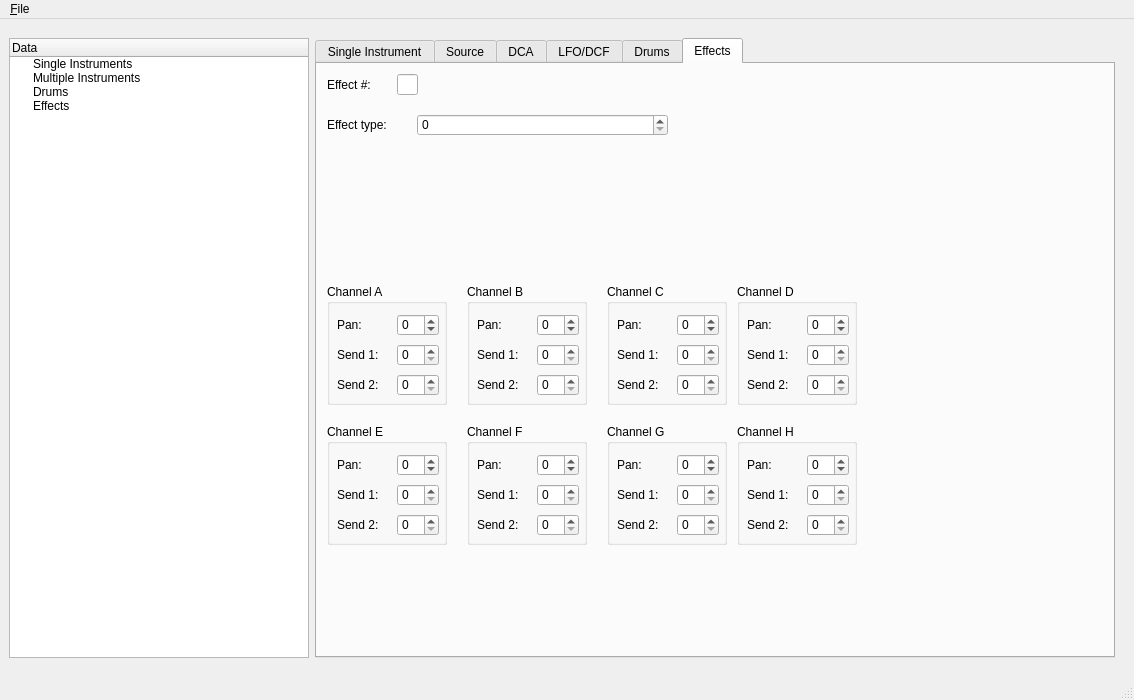
Old version of the form kawai_app/form.ui in the repository ocordes/kawai-k4.
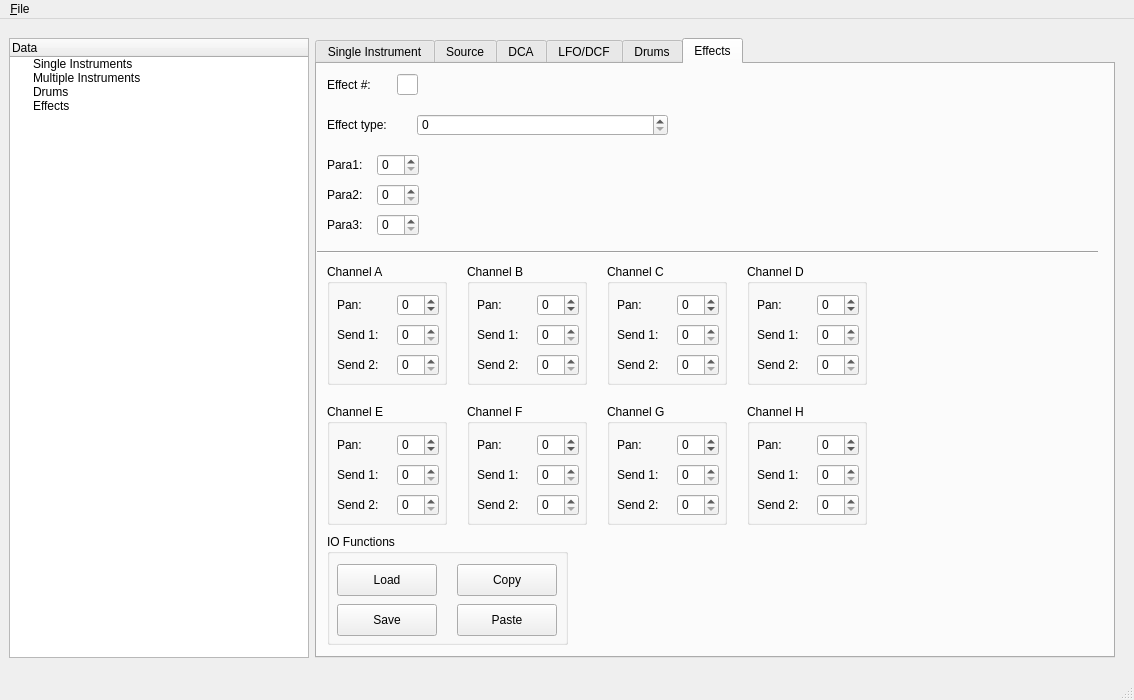
New version of the form. Custom widgets are drawn as their Qt base class.

Commit message: - finished with effects - change some basics - work on save function

Diff of the .ui file:
```diff
--- a/kawai_app/form.ui
+++ b/kawai_app/form.ui
@@ -4139,7 +4139,7 @@
           <property name="geometry">
            <rect>
             <x>10</x>
-            <y>220</y>
+            <y>200</y>
             <width>120</width>
             <height>121</height>
            </rect>
@@ -4227,7 +4227,7 @@
           <property name="geometry">
            <rect>
             <x>150</x>
-            <y>220</y>
+            <y>200</y>
             <width>120</width>
             <height>121</height>
            </rect>
@@ -4315,7 +4315,7 @@
           <property name="geometry">
            <rect>
             <x>290</x>
-            <y>220</y>
+            <y>200</y>
             <width>120</width>
             <height>121</height>
            </rect>
@@ -4402,8 +4402,8 @@
          <widget class="QGroupBox" name="groupBox_17">
           <property name="geometry">
            <rect>
-            <x>420</x>
-            <y>220</y>
+            <x>430</x>
+            <y>200</y>
             <width>120</width>
             <height>121</height>
            </rect>
@@ -4491,7 +4491,7 @@
           <property name="geometry">
            <rect>
             <x>10</x>
-            <y>360</y>
+            <y>340</y>
             <width>120</width>
             <height>121</height>
            </rect>
@@ -4579,7 +4579,7 @@
           <property name="geometry">
            <rect>
             <x>150</x>
-            <y>360</y>
+            <y>340</y>
             <width>120</width>
             <height>121</height>
            </rect>
@@ -4667,7 +4667,7 @@
           <property name="geometry">
            <rect>
             <x>290</x>
-            <y>360</y>
+            <y>340</y>
             <width>120</width>
             <height>121</height>
            </rect>
@@ -4754,8 +4754,8 @@
          <widget class="QGroupBox" name="groupBox_21">
           <property name="geometry">
            <rect>
-            <x>420</x>
-            <y>360</y>
+            <x>430</x>
+            <y>340</y>
             <width>120</width>
             <height>121</height>
            </rect>
@@ -4865,6 +4865,162 @@
            <number>15</number>
           </property>
          </widget>
+         <widget class="QLabel" name="label_145">
+          <property name="geometry">
+           <rect>
+            <x>10</x>
+            <y>90</y>
+            <width>41</width>
+            <height>22</height>
+           </rect>
+          </property>
+          <property name="text">
+           <string>Para1:</string>
+          </property>
+         </widget>
+         <widget class="QSpinBox" name="eff_para1">
+          <property name="geometry">
+           <rect>
+            <x>60</x>
+            <y>90</y>
+            <width>42</width>
+            <height>22</height>
+           </rect>
+          </property>
+          <property name="maximum">
+           <number>7</number>
+          </property>
+         </widget>
+         <widget class="QLabel" name="label_146">
+          <property name="geometry">
+           <rect>
+            <x>10</x>
+            <y>120</y>
+            <width>41</width>
+            <height>22</height>
+           </rect>
+          </property>
+          <property name="text">
+           <string>Para2:</string>
+          </property>
+         </widget>
+         <widget class="QSpinBox" name="eff_para2">
+          <property name="geometry">
+           <rect>
+            <x>60</x>
+            <y>120</y>
+            <width>42</width>
+            <height>22</height>
+           </rect>
+          </property>
+          <property name="maximum">
+           <number>7</number>
+          </property>
+         </widget>
+         <widget class="QLabel" name="label_147">
+          <property name="geometry">
+           <rect>
+            <x>10</x>
+            <y>150</y>
+            <width>41</width>
+            <height>22</height>
+           </rect>
+          </property>
+          <property name="text">
+           <string>Para3:</string>
+          </property>
+         </widget>
+         <widget class="QSpinBox" name="eff_para3">
+          <property name="geometry">
+           <rect>
+            <x>60</x>
+            <y>150</y>
+            <width>42</width>
+            <height>22</height>
+           </rect>
+          </property>
+          <property name="maximum">
+           <number>31</number>
+          </property>
+         </widget>
+         <widget class="Line" name="line_2">
+          <property name="geometry">
+           <rect>
+            <x>0</x>
+            <y>180</y>
+            <width>781</width>
+            <height>16</height>
+           </rect>
+          </property>
+          <property name="orientation">
+           <enum>Qt::Horizontal</enum>
+          </property>
+         </widget>
+         <widget class="QGroupBox" name="groupBox_22">
+          <property name="geometry">
+           <rect>
+            <x>10</x>
+            <y>470</y>
+            <width>241</width>
+            <height>111</height>
+           </rect>
+          </property>
+          <property name="title">
+           <string>IO Functions</string>
+          </property>
+          <widget class="QPushButton" name="eff_load">
+           <property name="geometry">
+            <rect>
+             <x>10</x>
+             <y>30</y>
+             <width>100</width>
+             <height>32</height>
+            </rect>
+           </property>
+           <property name="text">
+            <string>Load</string>
+           </property>
+          </widget>
+          <widget class="QPushButton" name="eff_copy">
+           <property name="geometry">
+            <rect>
+             <x>130</x>
+             <y>30</y>
+             <width>100</width>
+             <height>32</height>
+            </rect>
+           </property>
+           <property name="text">
+            <string>Copy</string>
+           </property>
+          </widget>
+          <widget class="QPushButton" name="eff_save">
+           <property name="geometry">
+            <rect>
+             <x>10</x>
+             <y>70</y>
+             <width>100</width>
+             <height>32</height>
+            </rect>
+           </property>
+           <property name="text">
+            <string>Save</string>
+           </property>
+          </widget>
+          <widget class="QPushButton" name="eff_paste">
+           <property name="geometry">
+            <rect>
+             <x>130</x>
+             <y>70</y>
+             <width>100</width>
+             <height>32</height>
+            </rect>
+           </property>
+           <property name="text">
+            <string>Paste</string>
+           </property>
+          </widget>
+         </widget>
         </widget>
        </widget>
       </item>
```
Left out of the diff: 8 changed lines with no effect on the pictures. The commit also changes 7 other files.
